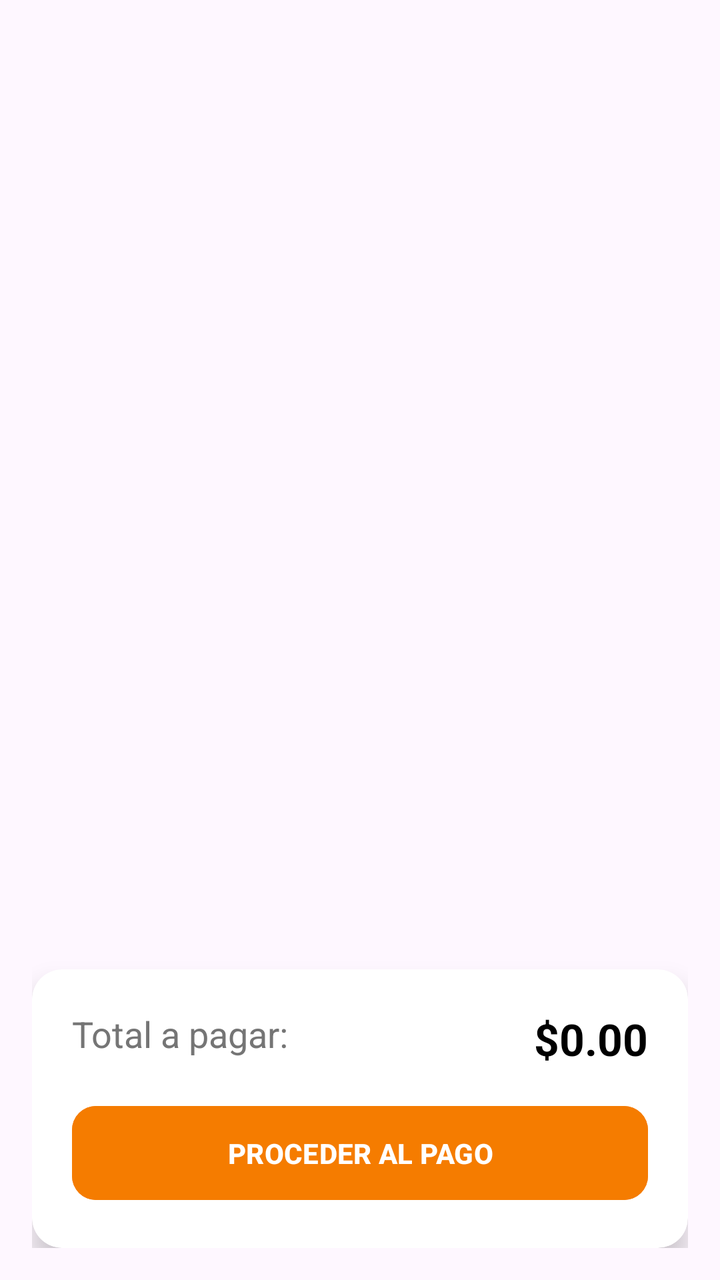
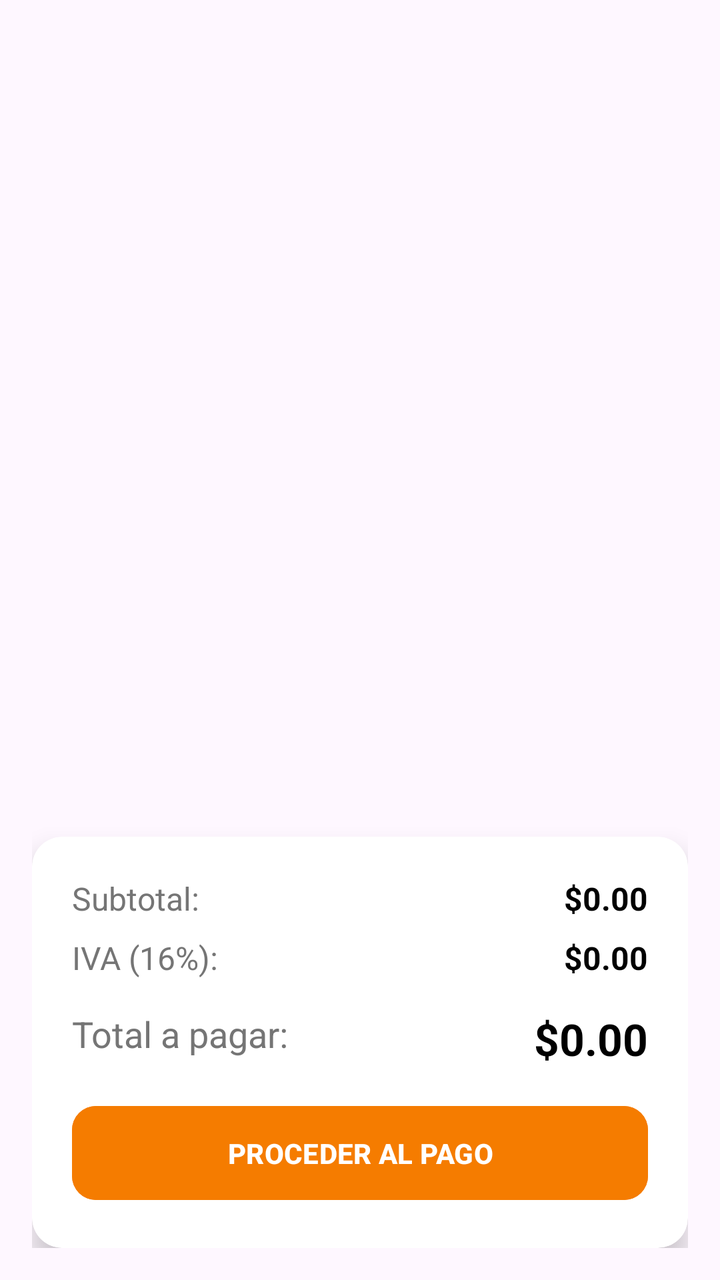

Compare the two renders of this Android layout. The source of the first and the diff that turns it into the second are given below.
<!-- AndroidManifest.xml: application theme Theme.FoodOrderApp -->
<!-- res/layout/activity_carrito.xml -->
<LinearLayout xmlns:android="http://schemas.android.com/apk/res/android"
    android:layout_width="match_parent"
    android:layout_height="match_parent"
    xmlns:app="http://schemas.android.com/apk/res-auto"
    android:orientation="vertical"
    android:padding="16dp">

    <ListView
        android:id="@+id/listViewCarrito"
        android:layout_width="match_parent"
        android:layout_height="0dp"
        android:layout_weight="1"
        android:divider="@android:color/transparent"
        android:dividerHeight="8dp"/>

    <androidx.cardview.widget.CardView
        android:layout_width="match_parent"
        android:layout_height="wrap_content"
        app:cardElevation="8dp"
        app:cardCornerRadius="15dp"
        android:layout_marginTop="8dp">

        <LinearLayout
            android:layout_width="match_parent"
            android:layout_height="wrap_content"
            android:orientation="vertical"
            android:padding="20dp">

            <RelativeLayout
                android:layout_width="match_parent"
                android:layout_height="wrap_content"
                android:layout_marginBottom="15dp">

                <TextView
                    android:layout_width="wrap_content"
                    android:layout_height="wrap_content"
                    android:text="Total a pagar:"
                    android:textSize="18sp"
                    android:textColor="@color/gris_texto"/>

                <TextView
                    android:id="@+id/tvTotal"
                    android:layout_width="wrap_content"
                    android:layout_height="wrap_content"
                    android:layout_alignParentEnd="true"
                    android:text="$0.00"
                    android:textSize="22sp"
                    android:textStyle="bold"
                    android:textColor="@color/black"/>
            </RelativeLayout>

            <Button
                android:id="@+id/btnPagar"
                android:layout_width="match_parent"
                android:layout_height="55dp"
                android:text="PROCEDER AL PAGO"
                android:textStyle="bold"
                android:backgroundTint="@color/naranja_primario"
                app:cornerRadius="12dp"/>
        </LinearLayout>
    </androidx.cardview.widget.CardView>
</LinearLayout>
<!-- resources referenced by this layout -->
<resources>
  <color name="black">#FF000000</color>
  <color name="gris_texto">#757575</color>
  <color name="naranja_primario">#F57C00</color>
  <style name="Theme.FoodOrderApp" parent="Base.Theme.FoodOrderApp" />
  <style name="Base.Theme.FoodOrderApp" parent="Theme.Material3.DayNight.NoActionBar">
          
          
      </style>
</resources>

<!-- the commit's change to res/layout/activity_carrito.xml (unified diff, before → after) -->
@@ -1,6 +1,6 @@
 <LinearLayout xmlns:android="http://schemas.android.com/apk/res/android"
     android:layout_width="match_parent"
-    android:layout_height="match_parent"
+    android:layout_height="wrap_content"
     xmlns:app="http://schemas.android.com/apk/res-auto"
     android:orientation="vertical"
     android:padding="16dp">
@@ -25,6 +25,54 @@
             android:layout_height="wrap_content"
             android:orientation="vertical"
             android:padding="20dp">
+
+            
+            <RelativeLayout
+                android:layout_width="match_parent"
+                android:layout_height="wrap_content"
+                android:layout_marginBottom="8dp">
+
+                <TextView
+                    android:layout_width="wrap_content"
+                    android:layout_height="wrap_content"
+                    android:text="Subtotal:"
+                    android:textSize="16sp"
+                    android:textColor="@color/gris_texto"/>
+
+                <TextView
+                    android:id="@+id/tvSubtotal"
+                    android:layout_width="wrap_content"
+                    android:layout_height="wrap_content"
+                    android:layout_alignParentEnd="true"
+                    android:text="$0.00"
+                    android:textSize="16sp"
+                    android:textStyle="bold"
+                    android:textColor="@color/black"/>
+            </RelativeLayout>
+
+            
+            <RelativeLayout
+                android:layout_width="match_parent"
+                android:layout_height="wrap_content"
+                android:layout_marginBottom="15dp">
+
+                <TextView
+                    android:layout_width="wrap_content"
+                    android:layout_height="wrap_content"
+                    android:text="IVA (16%):"
+                    android:textSize="16sp"
+                    android:textColor="@color/gris_texto"/>
+
+                <TextView
+                    android:id="@+id/tvIVA"
+                    android:layout_width="wrap_content"
+                    android:layout_height="wrap_content"
+                    android:layout_alignParentEnd="true"
+                    android:text="$0.00"
+                    android:textSize="16sp"
+                    android:textStyle="bold"
+                    android:textColor="@color/black"/>
+            </RelativeLayout>
 
             <RelativeLayout
                 android:layout_width="match_parent"
